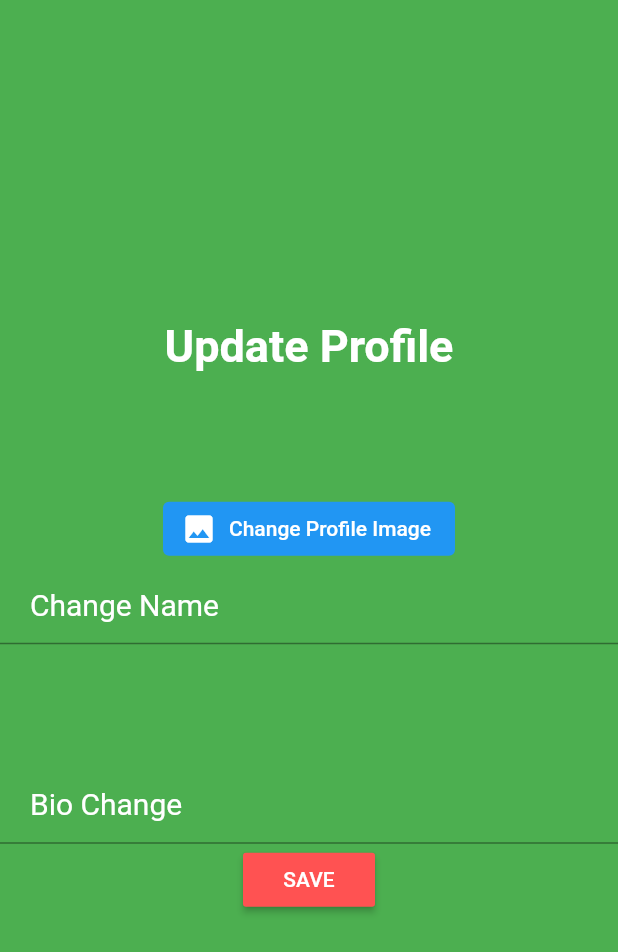
After one commit to CSE-Courses/course-project-teamymcteamface, a Flutter app: the ProfileUpdate screen opened directly, on a phone screen of 412 x 824 dp. The commit adds this screen. Shown: the top 952 px of the screen. Run offline on Flutter 3.47's test engine with Material 2 defaults, Android fonts, the phone set to English and light mode, and no system bars; our stand-ins replace firebase_auth, firebase_database, google_sign_in, image_picker; accounts and stored records are empty; Roboto replaces fonts that are missing (Montserrat).

Commit message:
created user profile update page that update user infos and completed task #42

```diff
--- a/lib/firebase_auth.dart
+++ b/lib/firebase_auth.dart
@@ -2,6 +2,7 @@ import 'package:firebase_auth/firebase_auth.dart';
 import 'package:flutter/material.dart';
 import 'package:google_sign_in/google_sign_in.dart';
 import 'package:firebase_database/firebase_database.dart';
+import 'profileUpdate.dart';
 
 // these variables will store FirebaseUser info
 String name;
@@ -10,6 +11,7 @@ String imageUrl;
 String currUID;
 String signInMethod;
 String password;
+String bio;
 
 final firebaseDB = FirebaseDatabase.instance;
 final FirebaseAuth _auth = FirebaseAuth.instance;
@@ -44,6 +46,7 @@ Future<String> signInWithGoogle() async {
   email = user.email;
   imageUrl = user.photoUrl;
   currUID = currentUser.uid;
+  bio = bioChange.text;
 
   // create firebase db reference to access entries
   final ref = firebaseDB.reference().child("users");
@@ -59,7 +62,8 @@ Future<String> signInWithGoogle() async {
       "name": name,
       "uid": currUID,
       "email": email,
-      "photo": imageUrl
+      "photo": imageUrl,
+      "bio": "Update profile to make bio"
     });
   }
 
@@ -130,7 +134,7 @@ Future<void> signUpWithEmail(String formName, String formEmail,
       "name": name,
       "uid": currUID,
       "email": email,
-      "photo": imageUrl
+      "photo": imageUrl,
     });
   }
 }
--- /dev/null
+++ b/lib/profileUpdate.dart
@@ -0,0 +1,133 @@
+import 'dart:io';
+
+import 'package:StockMarketApp/NavPage.dart';
+import 'package:StockMarketApp/landingPage.dart';
+import 'package:firebase_auth/firebase_auth.dart';
+import 'package:firebase_database/firebase_database.dart';
+import 'package:flutter/material.dart';
+import 'package:image_picker/image_picker.dart';
+import 'firebase_auth.dart';
+
+File _profilePic;
+TextStyle style = TextStyle(fontFamily: 'Montserrat', fontSize: 20.0);
+String formName;
+String formBio;
+
+TextEditingController nameChange = TextEditingController();
+TextEditingController bioChange = TextEditingController();
+
+Future<String> update() async {
+  final FirebaseAuth _auth = FirebaseAuth.instance;
+  final FirebaseUser currentUser = await _auth.currentUser();
+  final ref = firebaseDB.reference().child("users");
+  ref.orderByChild("uid").equalTo(currentUser.uid);
+  DataSnapshot snapshot =
+      await ref.orderByChild("uid").equalTo(currentUser.uid).once();
+
+  if (snapshot.value != null) {
+    ref.set({"bio": bioChange.text, "name": nameChange.text});
+  }
+  return 'update succeeded';
+}
+
+void main() => runApp(ProfileUpdate());
+
+class ProfileUpdate extends StatelessWidget {
+  @override
+  Widget build(BuildContext context) {
+    return Scaffold(
+      body: Container(
+          color: Colors.green,
+          child: Center(
+            child: Column(
+              mainAxisAlignment: MainAxisAlignment.center,
+              children: <Widget>[
+                Text(
+                  'Update Profile',
+                  style: TextStyle(
+                      fontSize: 30,
+                      fontWeight: FontWeight.bold,
+                      color: Colors.white),
+                ),
+                SizedBox(
+                  height: 80,
+                ),
+                FlatButton.icon(
+                  // Temporarily commented out because of overflow
+                  onPressed: () {
+                    // getCoverPic();
+                  },
+                  icon: Icon(
+                    Icons.photo,
+                    color: Colors.white,
+                  ),
+                  label: Text(
+                    'Change Profile Image',
+                    style: TextStyle(color: Colors.white),
+                  ),
+                  color: Colors.blue,
+                  shape: RoundedRectangleBorder(
+                      borderRadius: BorderRadius.circular(4)),
+                ),
+                TextFormField(
+                    controller: nameChange,
+                    style: style,
+                    decoration: InputDecoration(
+                        contentPadding:
+                            EdgeInsets.fromLTRB(20.0, 15.0, 20.0, 15.0),
+                        hintText: "Change Name",
+                        hintStyle: TextStyle(color: Colors.white)
+                        // border: OutlineInputBorder(
+                        //     borderRadius: BorderRadius.circular(32.0))
+                        ),
+                    validator: (value) {
+                      if (value.isEmpty) {
+                        return "Please enter name change";
+                      }
+                      return null;
+                    },
+                    onSaved: (String value) {
+                      formName = value.trim();
+                    }),
+                SizedBox(
+                  height: 80,
+                ),
+                TextFormField(
+                    controller: bioChange,
+                    style: style,
+                    maxLines: null,
+                    keyboardType: TextInputType.multiline,
+                    decoration: InputDecoration(
+                        contentPadding:
+                            EdgeInsets.fromLTRB(20.0, 15.0, 20.0, 15.0),
+                        hintText: "Bio Change",
+                        hintStyle: TextStyle(color: Colors.white)
+
+                        // border: OutlineInputBorder(
+                        //     borderRadius: BorderRadius.circular(32.0))
+                        ),
+                    validator: (value) {
+                      if (value.isEmpty) {
+                        return "Please enter bio change";
+                      }
+                      return null;
+                    },
+                    onSaved: (String value) {
+                      formBio = value.trim();
+                    }),
+                RaisedButton(
+                    textColor: Colors.white,
+                    color: Colors.redAccent,
+                    child: Text('SAVE'),
+                    onPressed: () {
+                      update();
+                      Navigator.of(context, rootNavigator: true)
+                          .pushReplacement(MaterialPageRoute(
+                              builder: (context) => NavPage()));
+                    })
+              ],
+            ),
+          )),
+    );
+  }
+}
```
Also changed, not shown: lib/Profile.dart (+44 -22 lines).
